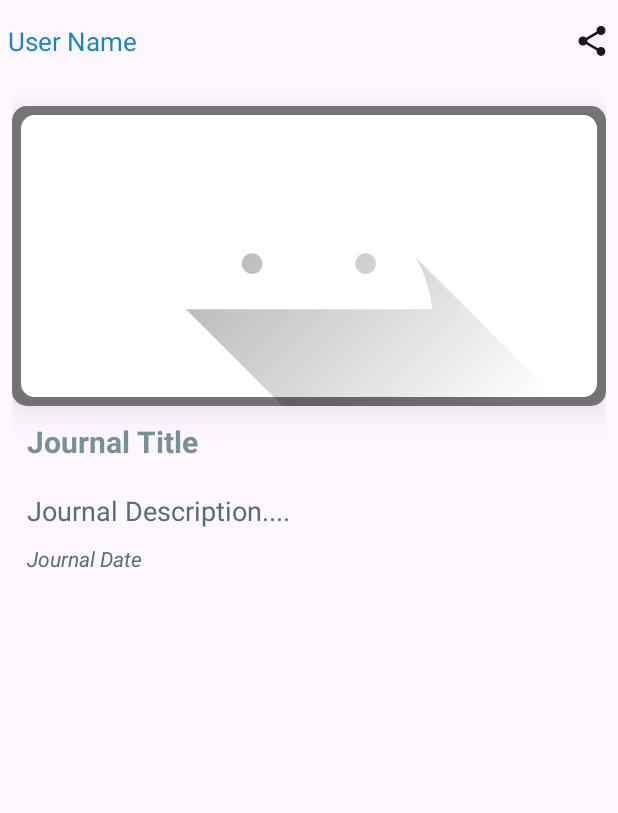
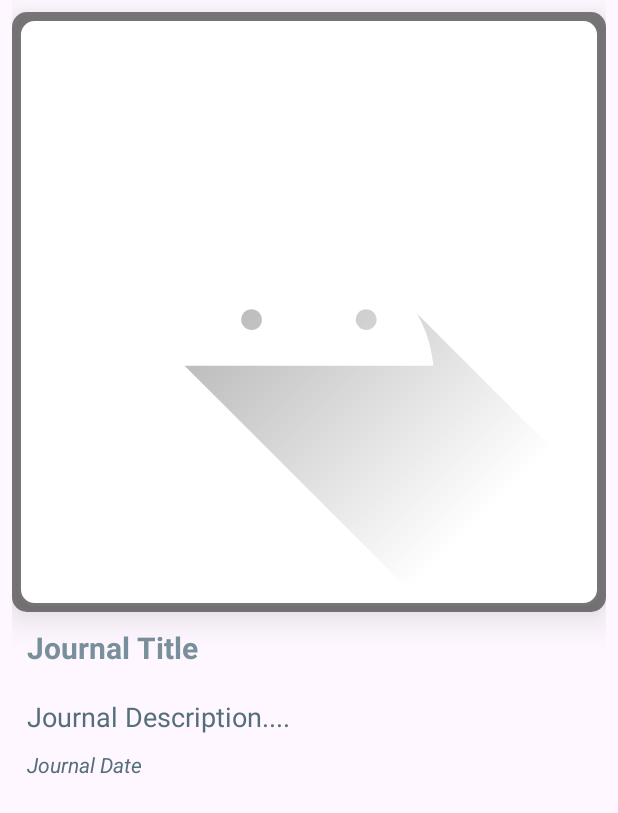
Before and after one commit to Rahul-JoshiG/Journal, an Android app: the layout journal_layout.xml on its own in the app's theme, with its tools: preview values and no code run, on a phone screen of 412 x 824 dp. Shown: the top 813 px of the screen. Run offline under Robolectric (Android 15) with nearby library versions, the phone set to English and light mode, and no system bars.

Commit message:
update features

```diff
--- a/app/src/main/java/com/journalapp/journal/adapters/JournalAdapter.kt
+++ b/app/src/main/java/com/journalapp/journal/adapters/JournalAdapter.kt
@@ -36,7 +36,6 @@ class JournalAdapter(private var journal: List<Journal>) :
         RecyclerView.ViewHolder(binding.root) {
 
         fun bind(journal: Journal) {
-            binding.journalUserName.text = journal.name
             val timeAgo = DateUtils.getRelativeTimeSpanString(journal.date.seconds * 1000L).toString()
             binding.journalDate.text = timeAgo
             binding.journalTitle.text = journal.title
--- a/app/src/main/res/layout/activity_add_journal.xml
+++ b/app/src/main/res/layout/activity_add_journal.xml
@@ -105,8 +105,7 @@
             android:layout_height="wrap_content"
             android:id="@+id/progress_bar"
             android:layout_marginTop="40dp"
-            android:padding="10dp"
-            android:visibility="invisible"
+            android:padding="20dp"
             app:layout_constraintTop_toBottomOf="@id/card_view"
             app:layout_constraintStart_toStartOf="parent"
             app:layout_constraintEnd_toEndOf="parent"/>
--- a/app/src/main/res/layout/journal_layout.xml
+++ b/app/src/main/res/layout/journal_layout.xml
@@ -9,56 +9,19 @@
         android:elevation="30dp">
 
         <androidx.appcompat.widget.LinearLayoutCompat
-            android:id="@+id/linear_layout"
-            android:layout_width="match_parent"
-            android:layout_height="wrap_content"
-            android:alpha="0.9"
-            android:elevation="10dp"
-            android:gravity="end"
-            android:orientation="horizontal"
-            android:paddingVertical="10dp"
-            app:layout_constraintEnd_toEndOf="parent"
-            app:layout_constraintStart_toStartOf="parent"
-            app:layout_constraintTop_toTopOf="parent">
-
-            <androidx.appcompat.widget.AppCompatTextView
-                android:id="@+id/journal_user_name"
-                android:layout_width="0dp"
-                android:layout_height="wrap_content"
-                android:layout_weight="1"
-                android:gravity="start"
-                android:hint="@string/user_name"
-                android:padding="5dp"
-                android:textColor="@color/black"
-                android:textColorHint="#0277BD"
-                android:textSize="17sp" />
-
-            <androidx.appcompat.widget.AppCompatImageButton
-                android:id="@+id/journal_share_btn"
-                android:layout_width="wrap_content"
-                android:layout_height="wrap_content"
-                android:background="@null"
-                android:contentDescription="@string/share_journal"
-                android:padding="5dp"
-                android:src="@drawable/ic_share_24"
-                tools:ignore="TouchTargetSizeCheck" />
-        </androidx.appcompat.widget.LinearLayoutCompat>
-
-        <androidx.appcompat.widget.LinearLayoutCompat
             android:id="@+id/linear_layout2"
             android:layout_width="0dp"
             android:layout_height="wrap_content"
             android:layout_margin="8dp"
             android:orientation="vertical"
             app:layout_constraintBottom_toBottomOf="parent"
-            app:layout_constraintEnd_toEndOf="@id/linear_layout"
-            app:layout_constraintStart_toStartOf="@id/linear_layout"
-            app:layout_constraintTop_toBottomOf="@id/linear_layout">
+            app:layout_constraintEnd_toEndOf="parent"
+            app:layout_constraintStart_toStartOf="parent">
 
             <androidx.appcompat.widget.AppCompatImageView
                 android:id="@+id/journal_image"
                 android:layout_width="match_parent"
-                android:layout_height="200dp"
+                android:layout_height="400dp"
                 android:layout_marginTop="8dp"
                 android:background="@drawable/image_view_border"
                 android:elevation="12dp"
```
Also changed, not shown: app/src/main/java/com/journalapp/journal/view/AddJournalActivity.kt (+19 -3 lines), app/src/main/java/com/journalapp/journal/view/DashBoardActivity.kt (+11 -1 lines).
